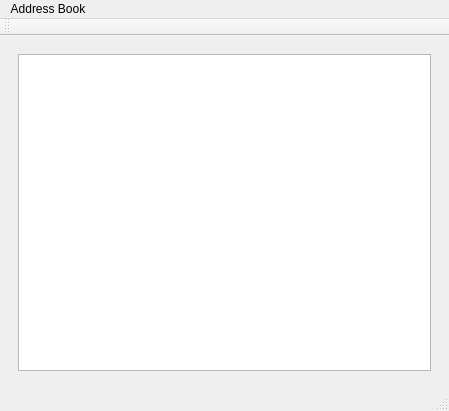
First picture: the form in mainwindow.ui, repository nilold/qt-address-book, before the edit.
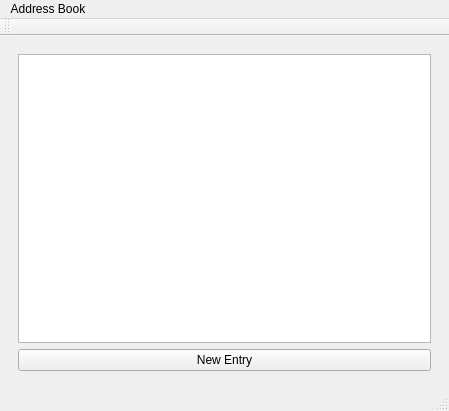
Second picture: the form after the edit.

Commit message: added newEntry button

```diff
--- a/mainwindow.ui
+++ b/mainwindow.ui
@@ -22,6 +22,19 @@
         <item row="0" column="0">
          <widget class="QListWidget" name="listWidget"/>
         </item>
+        <item row="1" column="0">
+         <widget class="QPushButton" name="newEntryButton">
+          <property name="sizePolicy">
+           <sizepolicy hsizetype="Minimum" vsizetype="Fixed">
+            <horstretch>0</horstretch>
+            <verstretch>0</verstretch>
+           </sizepolicy>
+          </property>
+          <property name="text">
+           <string>New Entry</string>
+          </property>
+         </widget>
+        </item>
        </layout>
       </widget>
       <widget class="QWidget" name="detailsPage">
```
The commit also changes 6 other files.
